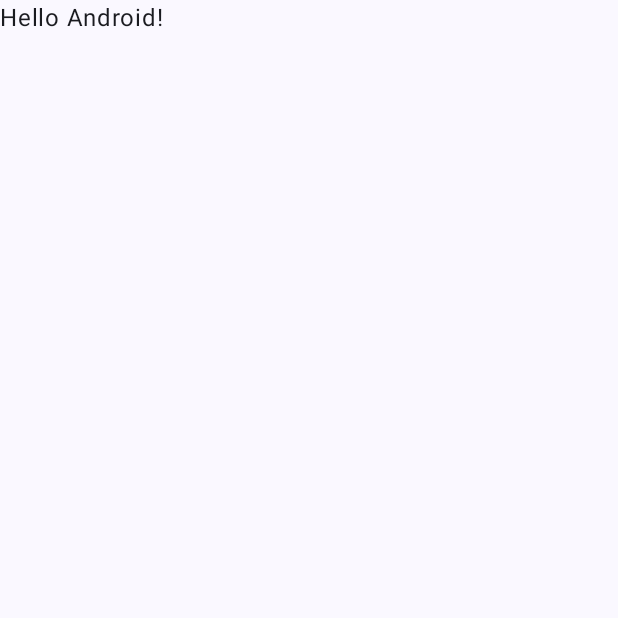
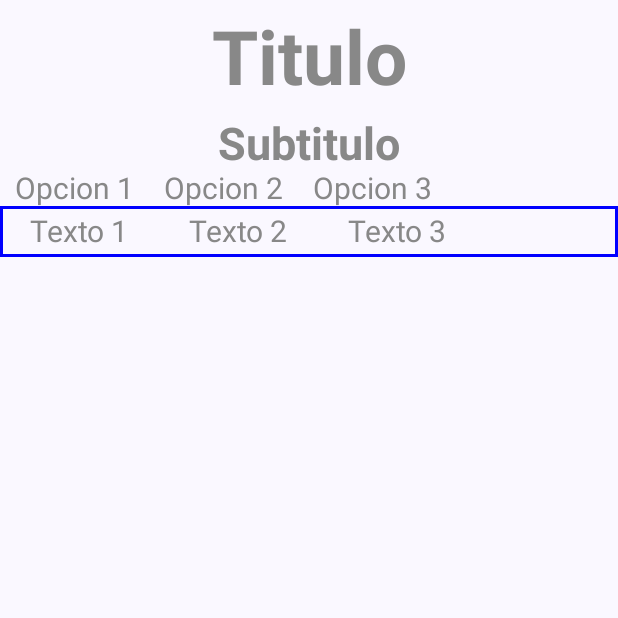
Before and after one commit to Ruben-RM/PDM_FirstComposeApp, an Android app built with Jetpack Compose: the screen it shows after launch (MainActivity), on a phone screen of 412 x 824 dp, the top half of it. Before the commit the part shown is almost empty. Run offline under Robolectric (Android 15) with nearby library versions, the phone set to English and light mode, and no system bars.

Commit message:
v1.1 - Terminado

```diff
--- a/app/src/main/java/com/example/myfirstcomposeapp/MainActivity.kt
+++ b/app/src/main/java/com/example/myfirstcomposeapp/MainActivity.kt
@@ -4,13 +4,27 @@ import android.os.Bundle
 import androidx.activity.ComponentActivity
 import androidx.activity.compose.setContent
 import androidx.activity.enableEdgeToEdge
+import androidx.compose.foundation.BorderStroke
+import androidx.compose.foundation.border
+import androidx.compose.foundation.layout.Arrangement
+import androidx.compose.foundation.layout.Box
+import androidx.compose.foundation.layout.Column
+import androidx.compose.foundation.layout.Row
 import androidx.compose.foundation.layout.fillMaxSize
+import androidx.compose.foundation.layout.fillMaxWidth
 import androidx.compose.foundation.layout.padding
 import androidx.compose.material3.Scaffold
 import androidx.compose.material3.Text
 import androidx.compose.runtime.Composable
+import androidx.compose.ui.Alignment
 import androidx.compose.ui.Modifier
+import androidx.compose.ui.graphics.Color
+import androidx.compose.ui.text.TextStyle
+import androidx.compose.ui.text.font.FontFamily
+import androidx.compose.ui.text.font.FontWeight
 import androidx.compose.ui.tooling.preview.Preview
+import androidx.compose.ui.unit.dp
+import androidx.compose.ui.unit.sp
 import com.example.myfirstcomposeapp.ui.theme.MyFirstComposeAppTheme
 
 class MainActivity : ComponentActivity() {
@@ -20,28 +34,144 @@ class MainActivity : ComponentActivity() {
         setContent {
             MyFirstComposeAppTheme {
                 Scaffold(modifier = Modifier.fillMaxSize()) { innerPadding ->
-                    Greeting(
-                        name = "Android",
-                        modifier = Modifier.padding(innerPadding)
+                    MyLayout()
+                }
+            }
+        }
+    }
+}
+
+@Preview(showBackground = true)
+@Composable
+fun MyLayout() {
+    MyFirstComposeAppTheme {
+        Column(
+            modifier = Modifier.fillMaxSize()
+        )
+        {
+            Box(
+                modifier = Modifier.fillMaxWidth()
+                    .padding(0.dp, 10.dp),
+                contentAlignment = Alignment.Center
+            ){
+                Text(
+                    text = "Titulo",
+                    style = TextStyle(
+                        color = Color.Gray,
+                        fontSize = 50.sp,
+                        fontWeight = FontWeight.Bold,
+                        fontFamily = FontFamily.SansSerif
+                    )
+                )
+            }
+
+            Box(
+                modifier = Modifier.fillMaxWidth(),
+                contentAlignment = Alignment.Center
+            ){
+                Text(
+                    text = "Subtitulo",
+                    style = TextStyle(
+                        color = Color.Gray,
+                        fontSize = 30.sp,
+                        fontWeight = FontWeight.Bold,
+                        fontFamily = FontFamily.SansSerif
+                    )
+                )
+            }
+
+            Row(modifier = Modifier.fillMaxWidth())
+            {
+                Box(
+                    modifier = Modifier.padding(10.dp, 0.dp),
+                    contentAlignment = Alignment.Center
+                )
+                {
+                    Text(
+                        text = "Opcion 1",
+                        style = TextStyle(
+                            color = Color.Gray,
+                            fontSize = 20.sp,
+                            fontFamily = FontFamily.SansSerif
+                        )
+                    )
+                }
+
+                Box(
+                    modifier = Modifier.padding(10.dp, 0.dp),
+                    contentAlignment = Alignment.Center
+                ){
+                    Text(
+                        text = "Opcion 2",
+                        style = TextStyle(
+                            color = Color.Gray,
+                            fontSize = 20.sp,
+                            fontFamily = FontFamily.SansSerif
+                        )
+                    )
+                }
+
+                Box(
+                    modifier = Modifier.padding(10.dp, 0.dp),
+                    contentAlignment = Alignment.Center
+                ){
+                    Text(
+                        text = "Opcion 3",
+                        style = TextStyle(
+                            color = Color.Gray,
+                            fontSize = 20.sp,
+                            fontFamily = FontFamily.SansSerif
+                        )
+                    )
+                }
+            }
+
+            Row(modifier = Modifier.fillMaxWidth()
+                .border(BorderStroke(2.dp, Color.Blue)))
+            {
+                Box(
+                    modifier = Modifier.padding(20.dp, 5.dp),
+                    contentAlignment = Alignment.Center
+                )
+                {
+                    Text(
+                        text = "Texto 1",
+                        style = TextStyle(
+                            color = Color.Gray,
+                            fontSize = 20.sp,
+                            fontFamily = FontFamily.SansSerif
+                        )
+                    )
+                }
+
+                Box(
+                    modifier = Modifier.padding(20.dp, 5.dp),
+                    contentAlignment = Alignment.Center
+                ){
+                    Text(
+                        text = "Texto 2",
+                        style = TextStyle(
+                            color = Color.Gray,
+                            fontSize = 20.sp,
+                            fontFamily = FontFamily.SansSerif
+                        )
+                    )
+                }
+
+                Box(
+                    modifier = Modifier.padding(20.dp, 5.dp),
+                    contentAlignment = Alignment.Center
+                ){
+                    Text(
+                        text = "Texto 3",
+                        style = TextStyle(
+                            color = Color.Gray,
+                            fontSize = 20.sp,
+                            fontFamily = FontFamily.SansSerif
+                        )
                     )
                 }
             }
         }
     }
 }
-
-@Composable
-fun Greeting(name: String, modifier: Modifier = Modifier) {
-    Text(
-        text = "Hello $name!",
-        modifier = modifier
-    )
-}
-
-@Preview(showBackground = true)
-@Composable
-fun GreetingPreview() {
-    MyFirstComposeAppTheme {
-        Greeting("Android")
-    }
-}
```
